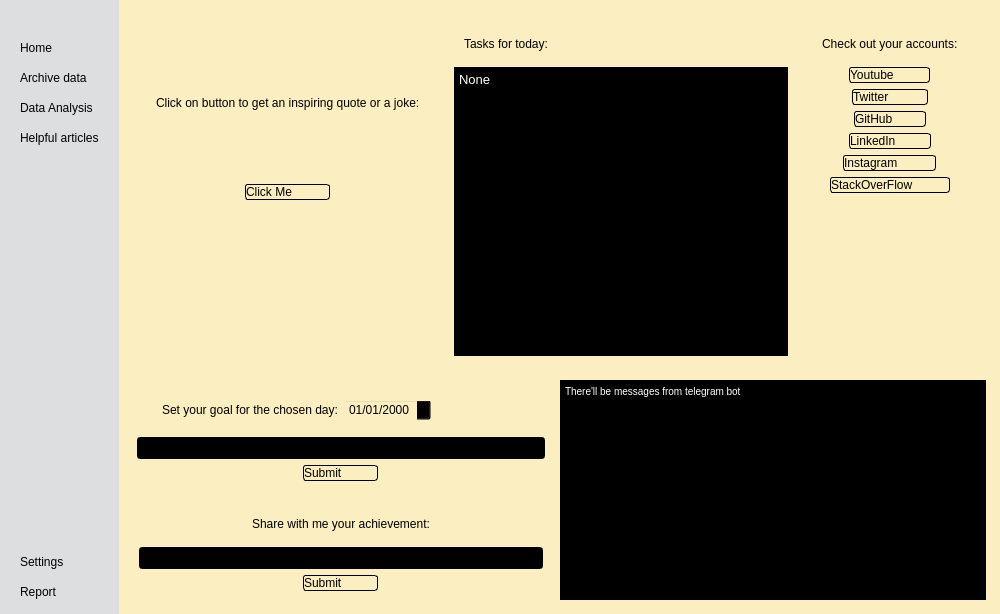
EJLECTRON/PersonalTracker, file ui/main_interface.ui: the form before one commit.
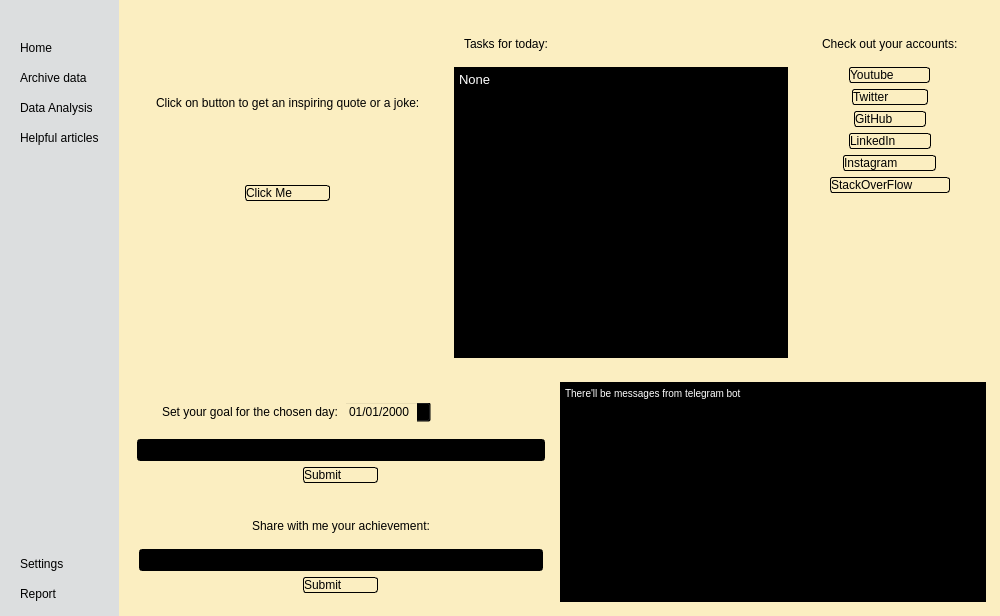
The form after the commit. Icons and pictures are not drawn.

What changed in the file:
```diff
--- a/ui/main_interface.ui
+++ b/ui/main_interface.ui
@@ -10,7 +10,7 @@
     <x>0</x>
     <y>0</y>
     <width>1000</width>
-    <height>614</height>
+    <height>616</height>
    </rect>
   </property>
   <property name="sizePolicy">
```
Left out of the diff: 1 changed line with no effect on the pictures.
